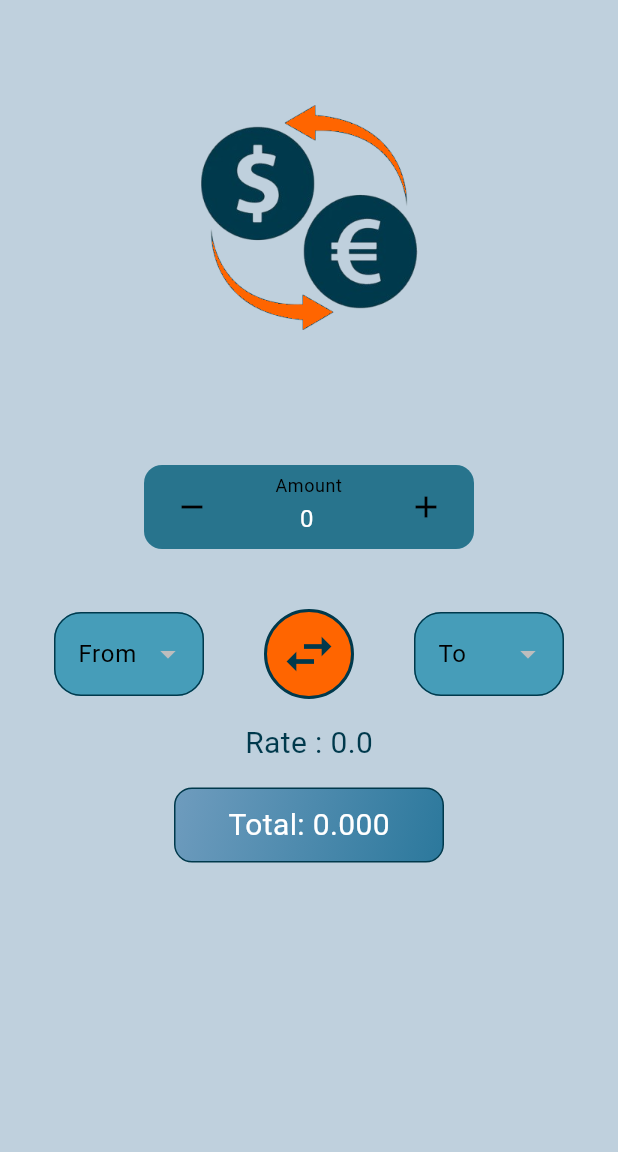
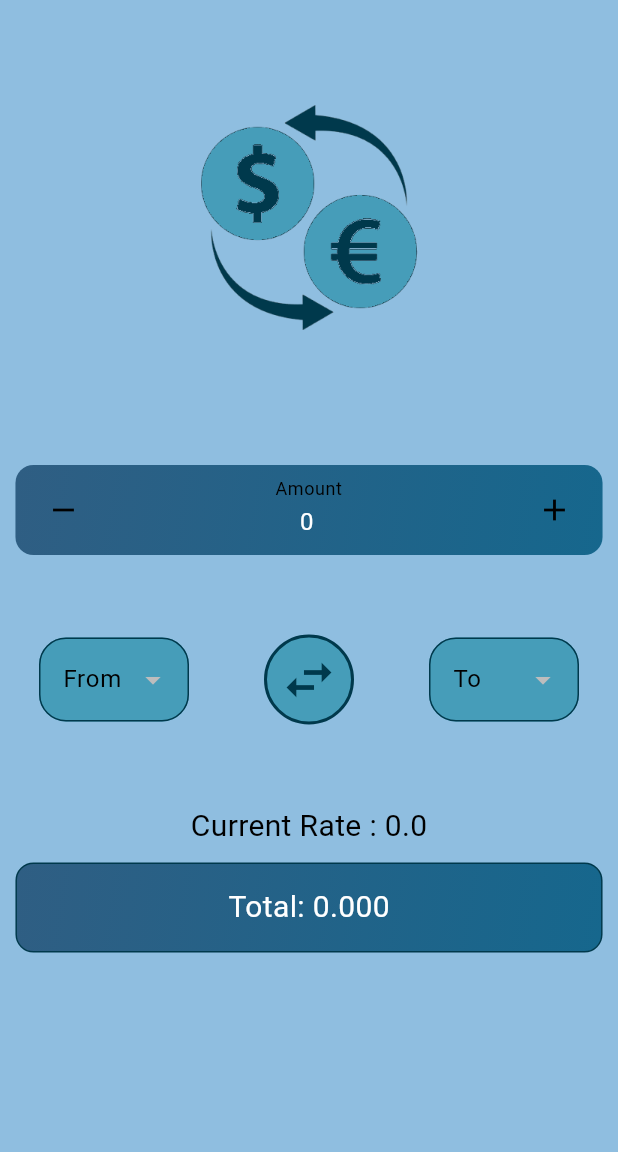
Before and after one commit to dhruv-developer-13/currency_converter, a Flutter app: the screen it shows after launch, on a phone screen of 412 x 824 dp, the part 84-1236 px from its top. Run offline on Flutter 3.47's test engine with Material 3 defaults, Android fonts, the phone set to English and light mode, and no system bars; network calls fail.

Commit message:
Changed color theme and worked on total and rate dynamic changes

```diff
--- a/lib/currency_converter_page.dart
+++ b/lib/currency_converter_page.dart
@@ -1,6 +1,6 @@
+import 'package:flutter/material.dart';
 import 'dart:convert';
 import 'package:http/http.dart' as http;
-import 'package:flutter/material.dart';
 import 'package:flutter_application_1/widgets/dropdown.dart';
 import 'package:flutter_application_1/widgets/amount_input.dart';
 import 'package:flutter_application_1/widgets/total_box.dart';
@@ -15,7 +15,7 @@ class CurrencyConverterPage extends StatefulWidget {
 
 class _CurrencyConverterPageState extends State<CurrencyConverterPage> {
   String fromCurrency = "USD"; //default currency
-  String toCurrency = "EUR"; //default currency
+  String toCurrency = "USD"; //default currency
   double amount = 0.0; //amount entered by the user
   double rate = 0.0; //rate of the currency entered by the user
   double total = 0.0; //total amount of the currency entered by the user
@@ -23,10 +23,10 @@ class _CurrencyConverterPageState extends State<CurrencyConverterPage> {
   TextEditingController amountController = TextEditingController(text: "0");
   // amountController is an instance of class TextEditingController that is used to control and retrieve the input from a TextField
   // It takes input from user and saves it in amount but has 0 as its default value
-  List<String> currencies = [];
+  List<String> currencies = []; //stores the list of currencies fetched from the API
 
   @override
-  void initState() {
+  void initState() { //fetches the list of currencies from the API when the page is initialized
     super.initState();
     _getCurrencies();
   }
@@ -36,7 +36,7 @@ class _CurrencyConverterPageState extends State<CurrencyConverterPage> {
 
   var data = json.decode(response.body);
   setState(() {
-    rate = data['rates'][toCurrency];
+    rate = data['rates'][toCurrency]; //updates rate based on the toCurrency
   });
   }
 
@@ -46,28 +46,28 @@ class _CurrencyConverterPageState extends State<CurrencyConverterPage> {
       fromCurrency = toCurrency; //temp fromCurrency to store toCurrency string
       toCurrency = temp; //toCurrency string to store temp string
       _getRate(); //getRate function to get the rate of the current currency in fromCurrency
-        total = amount * rate;
       });
   }
 
   Future<void> _getRate() async {
-  try {
-    final response = await http.get(
+  try { //handle errors if API request fails
+    final response = await http.get( //waits for API response before proceeding
       Uri.parse('https://api.exchangerate-api.com/v4/latest/$fromCurrency'),
     );
 
-    if (response.statusCode == 200) {
-      var data = json.decode(response.body);
+    if (response.statusCode == 200) { // if API request is successful
+      var data = json.decode(response.body); //coverts JSON response to Dart Map
 
-      setState(() {
-        currencies = (data['rates'] as Map<String, dynamic>).keys.toList();
-        rate = data['rates'][toCurrency] ?? 0.0; // Default to 0 if null
+      setState(() { //updates the UI with the new data
+        currencies = (data['rates'] as Map<String, dynamic>).keys.toList(); //extraxts currency codes from the data
+        rate = data['rates'][toCurrency] ?? 0.0; //fetches rate of toCurrency and Default to 0 if null
+        total = amount * rate; //updates total amount based on the new rate
       });
     } else {
-      throw Exception('Failed to load exchange rates. Status Code: ${response.statusCode}');
+      throw Exception('Failed to load exchange rates. Status Code: ${response.statusCode}'); //if status code is not 200 it throws exception
     }
-  } catch (error) {
-    debugPrint('Error fetching exchange rate: $error');
+  } catch (error) { //catches error if API request fails
+    debugPrint('Error fetching exchange rate: $error'); //prints error message to the console
   }
 }
 
@@ -75,7 +75,7 @@ class _CurrencyConverterPageState extends State<CurrencyConverterPage> {
   @override
   Widget build(BuildContext context) {
     return Scaffold(
-      backgroundColor: const Color.fromARGB(255, 191, 208, 221),
+      backgroundColor: const Color.fromARGB(255, 143, 190, 224),
       appBar: AppBar(
         backgroundColor: const Color.fromARGB(255, 70, 157, 185), //appbar background color transparent
         elevation: 0,
@@ -91,7 +91,7 @@ class _CurrencyConverterPageState extends State<CurrencyConverterPage> {
             children: [
               Padding(padding: EdgeInsets.all(20),
               child: Image.asset(
-                'images/currency_converter2.png',
+                'images/currency_converter3.png',
                 width: 300,
                 height: 250,
               ),
@@ -111,7 +111,7 @@ class _CurrencyConverterPageState extends State<CurrencyConverterPage> {
                 },
               ),
 
-              const SizedBox(height: 40), //adds vertical space between the textfield and the dropdowns
+              const SizedBox(height: 50), //adds vertical space between the textfield and the dropdowns
 
               Row(
                 mainAxisAlignment: MainAxisAlignment.center,
@@ -121,7 +121,7 @@ class _CurrencyConverterPageState extends State<CurrencyConverterPage> {
                     currencies: currencies,
                     onChanged: (newValue) {
                       setState(() {
-                        fromCurrency = newValue ?? fromCurrency;
+                        fromCurrency = newValue ?? fromCurrency; //changes  newvalue to fromCurrency and gets the rate of the current currency in fromCurrency
                         _getRate();
                       });
                     },
@@ -140,7 +140,7 @@ class _CurrencyConverterPageState extends State<CurrencyConverterPage> {
                     currencies: currencies,
                     onChanged: (newValue) {
                       setState(() {
-                        fromCurrency = newValue !;
+                        toCurrency = newValue ?? toCurrency; //changes  newvalue to toCurrency and gets the rate of the current currency in toCurrency
                         _getRate();
                       });
                     },
@@ -149,16 +149,17 @@ class _CurrencyConverterPageState extends State<CurrencyConverterPage> {
                   ], //childerns for currency dropdowns
                 ),
 
-                const SizedBox(height: 15), //adds vertical space between the dropdowns and the text
+                const SizedBox(height: 50), //adds vertical space between the dropdowns and the text
 
                 Text( // Displaying the rate of the currency entered by the user.
-                  "Rate : $rate",
+                  "Current Rate : $rate",
                   style: TextStyle(
-                  fontSize: 20, color: Color(0xFF00394C),
+                  fontSize: 20,
+                  color: Colors.black,
                 ),
                 ),
 
-                const SizedBox(height: 15),
+                const SizedBox(height: 10),
 
                 TotalBox ( // Adding TotalBox widget to display the total amount of the currency entered by the user.)
                   total: total,
--- a/lib/widgets/amount_input.dart
+++ b/lib/widgets/amount_input.dart
@@ -39,10 +39,18 @@ class _AmountState extends State<Amount> {
   @override
   Widget build(BuildContext context) {
     return Container(
-      width: 220, // Set width of the container
+      width: MediaQuery.of(context).size.width*0.95, // Set width of the container
+      height: 60, // Set height of the container
       padding: const EdgeInsets.symmetric(horizontal: 8), // Add padding to both sides of the container
       decoration: BoxDecoration(
-        color: const Color.fromARGB(255, 40, 116, 141),
+        gradient: LinearGradient(
+          colors: [
+            const Color.fromARGB(255, 47, 94, 131),
+            const Color.fromARGB(255, 22, 103, 141)
+          ], // Gradient colors
+          begin: Alignment.topLeft, // Start from top left
+          end: Alignment.bottomRight, // End at bottom right
+        ),
         borderRadius: BorderRadius.circular(12),
       ),
       child: Row(
--- a/lib/widgets/dropdown.dart
+++ b/lib/widgets/dropdown.dart
@@ -16,14 +16,16 @@ class CurrencyDropdown extends StatelessWidget { //immutable widget
 
   @override
   Widget build(BuildContext context) {
-    return Container(
+    return Padding(
+    padding: const EdgeInsets.symmetric(horizontal: 10,vertical: 5), //padding for the
+    child:Container(
       width: 100,
       decoration: BoxDecoration(
       color: const Color.fromARGB(255, 70, 157, 185),
       borderRadius: BorderRadius.circular(18),
       ),
       child: DropdownButtonFormField<String>(
-        value: currencies.contains(value) ? value : null, // Checks and Set it as the selected value and if it is not in the list then Set value to null
+        value: value, // Checks and Set it as the selected value and if it is not in the list then Set value to null
         isExpanded: true, // Dropdown expands to fit the container
         dropdownColor:  const Color.fromARGB(255, 48, 147, 180),
         decoration: InputDecoration(
@@ -51,6 +53,7 @@ class CurrencyDropdown extends StatelessWidget { //immutable widget
         }).toList(),
         onChanged: onChanged,
       ),
+    ),
     );
   }
 }
--- a/lib/widgets/swap_icon.dart
+++ b/lib/widgets/swap_icon.dart
@@ -33,7 +33,7 @@ class _SwapButtonState extends State<SwapButton> {
         height: 60,
         decoration: BoxDecoration(
           shape: BoxShape.circle,
-          color: const Color(0xFFFF6500),
+          color:  const Color(0xFF469DB9),
           border: Border.all(
             color: const Color(0xFF00394C),
             width: 2,
--- a/lib/widgets/total_box.dart
+++ b/lib/widgets/total_box.dart
@@ -11,13 +11,13 @@ class TotalBox extends StatelessWidget {
   @override
   Widget build(BuildContext context) {
     return Container(
-      width: 180,
-      height: 50,
+      width: MediaQuery.of(context).size.width*0.95, // Set width of the container fitting the screen width
+      height: 60,
       decoration: BoxDecoration(
         gradient: LinearGradient(
           colors: [
-            const Color.fromARGB(255, 111, 156, 190),
-            const Color.fromARGB(255, 43, 120, 156)
+            const Color.fromARGB(255, 47, 94, 131),
+            const Color.fromARGB(255, 22, 103, 141)
           ], // Gradient colors
           begin: Alignment.topLeft, // Start from top left
           end: Alignment.bottomRight, // End at bottom right
--- a/pubspec.yaml
+++ b/pubspec.yaml
@@ -31,6 +31,7 @@ dependencies:
   flutter:
     sdk: flutter
 
+
   # The following adds the Cupertino Icons font to your application.
   # Use with the CupertinoIcons class for iOS style icons.
   cupertino_icons: ^1.0.8
@@ -61,7 +62,7 @@ flutter:
 
   # To add assets to your application, add an assets section, like this:
   assets:
-   -  images/currency_converter2.png
+   -  images/currency_converter3.png
   #   - images/a_dot_ham.jpeg
 
   # An image asset can refer to one or more resolution-specific "variants", see
```
Also changed, not shown: images/currency_converter1.png (added), images/currency_converter2.png, images/currency_converter3.png (added).
